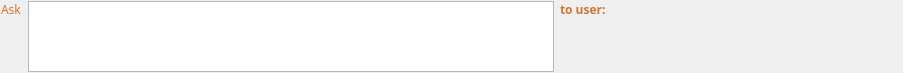
First picture: the form in condetrol/condetrol/experiment_viewer/steps_editor/step_uis/user_loop_iteration.ui, repository light-scattering-iogs/caqtus, before the edit.
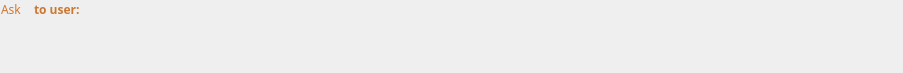
Second picture: the form after the edit. Custom widgets are drawn as their Qt base class.

Commit message: Add variable range widget

The edit to the form file:
```diff
--- a/condetrol/condetrol/experiment_viewer/steps_editor/step_uis/user_loop_iteration.ui
+++ b/condetrol/condetrol/experiment_viewer/steps_editor/step_uis/user_loop_iteration.ui
@@ -53,7 +53,7 @@
      <property name="lineWidth">
       <number>0</number>
      </property>
-     <layout class="QHBoxLayout" name="horizontalLayout_2" stretch="0,1,0,0">
+     <layout class="QHBoxLayout" name="horizontalLayout_2" stretch="0,0,0,0">
       <property name="sizeConstraint">
        <enum>QLayout::SetDefaultConstraint</enum>
       </property>
@@ -92,15 +92,8 @@
         </property>
        </widget>
       </item>
-      <item alignment="Qt::AlignTop">
-       <widget class="VariableRangeTable" name="variables_view">
-        <property name="maximumSize">
-         <size>
-          <width>16777215</width>
-          <height>16777215</height>
-         </size>
-        </property>
-       </widget>
+      <item>
+       <widget class="VariableRangeWidget" name="variable_range_widget" native="true"/>
       </item>
       <item>
        <widget class="QLabel" name="label_3">
@@ -140,8 +133,8 @@
  </widget>
  <customwidgets>
   <customwidget>
-   <class>VariableRangeTable</class>
-   <extends>QTableView</extends>
+   <class>VariableRangeWidget</class>
+   <extends>QWidget</extends>
    <header>variable_range_widget.h</header>
   </customwidget>
  </customwidgets>
```
Left out of the diff: 1 changed line with no effect on the pictures. The commit also changes 5 other files.
